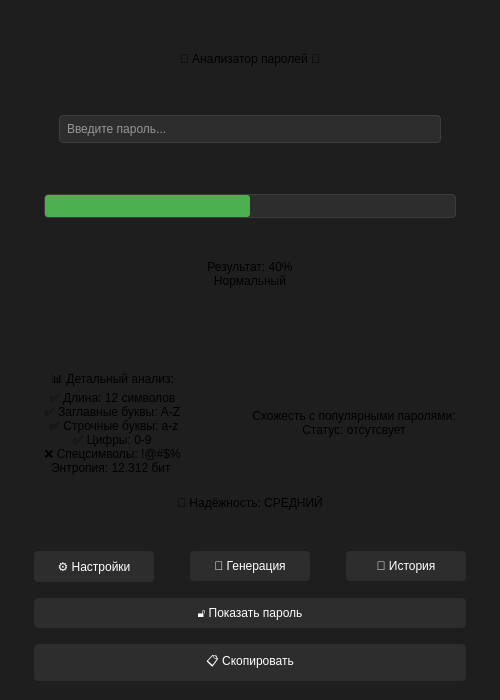
Before: the Qt Designer form src/views/ui/main_app.ui in Sk1lizz/Password-Analyzer, drawn with Qt 5.
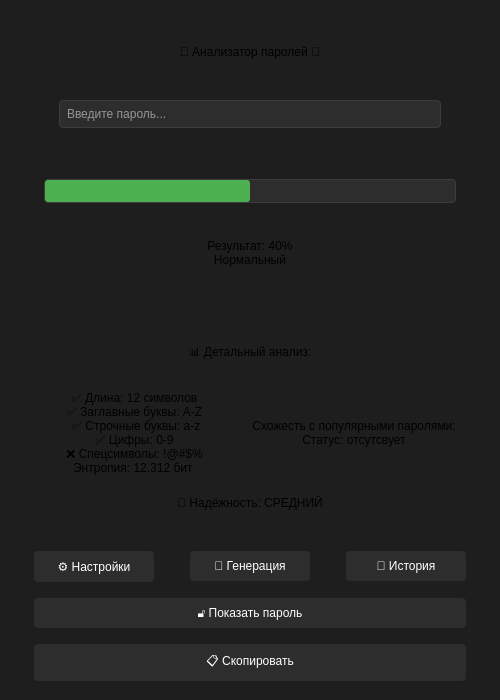
After: the same form once the commit is applied. Icons and pictures are not drawn.

```diff
--- a/src/views/ui/main_app.ui
+++ b/src/views/ui/main_app.ui
@@ -269,33 +269,7 @@
     </item>
     <item>
      <layout class="QGridLayout" name="gridLayout_3">
-      <item row="0" column="0" rowspan="3">
-       <spacer name="horizontalSpacer_3">
-        <property name="orientation">
-         <enum>Qt::Orientation::Horizontal</enum>
-        </property>
-        <property name="sizeType">
-         <enum>QSizePolicy::Policy::Fixed</enum>
-        </property>
-        <property name="sizeHint" stdset="0">
-         <size>
-          <width>35</width>
-          <height>20</height>
-         </size>
-        </property>
-       </spacer>
-      </item>
-      <item row="2" column="1" colspan="3">
-       <widget class="QLabel" name="lbl_full_result_3">
-        <property name="text">
-         <string>💪 Надёжность: СРЕДНИЙ</string>
-        </property>
-        <property name="alignment">
-         <set>Qt::AlignmentFlag::AlignCenter</set>
-        </property>
-       </widget>
-      </item>
-      <item row="0" column="2">
+      <item row="3" column="2">
        <spacer name="horizontalSpacer_13">
         <property name="orientation">
          <enum>Qt::Orientation::Horizontal</enum>
@@ -311,27 +285,20 @@
         </property>
        </spacer>
       </item>
-      <item row="0" column="4" rowspan="3">
-       <spacer name="horizontalSpacer_4">
-        <property name="orientation">
-         <enum>Qt::Orientation::Horizontal</enum>
+      <item row="5" column="1" colspan="3">
+       <widget class="QLabel" name="lbl_full_result_3">
+        <property name="text">
+         <string>💪 Надёжность: СРЕДНИЙ</string>
         </property>
-        <property name="sizeType">
-         <enum>QSizePolicy::Policy::Fixed</enum>
+        <property name="alignment">
+         <set>Qt::AlignmentFlag::AlignCenter</set>
         </property>
-        <property name="sizeHint" stdset="0">
-         <size>
-          <width>35</width>
-          <height>20</height>
-         </size>
-        </property>
-       </spacer>
+       </widget>
       </item>
-      <item row="0" column="1">
+      <item row="3" column="1">
        <widget class="QLabel" name="lbl_full_result">
         <property name="text">
-         <string>📊 Детальный анализ:
-✅ Длина: 12 символов
+         <string>✅ Длина: 12 символов
 ✅ Заглавные буквы: A-Z
  ✅ Строчные буквы: a-z
 ✅ Цифры: 0-9
@@ -343,7 +310,23 @@
         </property>
        </widget>
       </item>
-      <item row="0" column="3">
+      <item row="1" column="1" colspan="3">
+       <spacer name="horizontalSpacer_17">
+        <property name="orientation">
+         <enum>Qt::Orientation::Vertical</enum>
+        </property>
+        <property name="sizeType">
+         <enum>QSizePolicy::Policy::Fixed</enum>
+        </property>
+        <property name="sizeHint" stdset="0">
+         <size>
+          <width>20</width>
+          <height>15</height>
+         </size>
+        </property>
+       </spacer>
+      </item>
+      <item row="3" column="3">
        <widget class="QLabel" name="lbl_full_result_2">
         <property name="text">
          <string>Схожесть с популярными паролями: 
@@ -354,7 +337,7 @@
         </property>
        </widget>
       </item>
-      <item row="1" column="1" colspan="3">
+      <item row="4" column="1" colspan="3">
        <spacer name="horizontalSpacer_16">
         <property name="orientation">
          <enum>Qt::Orientation::Vertical</enum>
@@ -370,6 +353,48 @@
         </property>
        </spacer>
       </item>
+      <item row="0" column="1" colspan="3">
+       <widget class="QLabel" name="lbl_full_result_4">
+        <property name="text">
+         <string>📊 Детальный анализ:</string>
+        </property>
+        <property name="alignment">
+         <set>Qt::AlignmentFlag::AlignCenter</set>
+        </property>
+       </widget>
+      </item>
+      <item row="0" column="4" rowspan="6">
+       <spacer name="horizontalSpacer_4">
+        <property name="orientation">
+         <enum>Qt::Orientation::Horizontal</enum>
+        </property>
+        <property name="sizeType">
+         <enum>QSizePolicy::Policy::Fixed</enum>
+        </property>
+        <property name="sizeHint" stdset="0">
+         <size>
+          <width>35</width>
+          <height>20</height>
+         </size>
+        </property>
+       </spacer>
+      </item>
+      <item row="0" column="0" rowspan="6">
+       <spacer name="horizontalSpacer_3">
+        <property name="orientation">
+         <enum>Qt::Orientation::Horizontal</enum>
+        </property>
+        <property name="sizeType">
+         <enum>QSizePolicy::Policy::Fixed</enum>
+        </property>
+        <property name="sizeHint" stdset="0">
+         <size>
+          <width>35</width>
+          <height>20</height>
+         </size>
+        </property>
+       </spacer>
+      </item>
      </layout>
     </item>
     <item>
```
Left out of the diff: 2 changed lines with no effect on the pictures.
